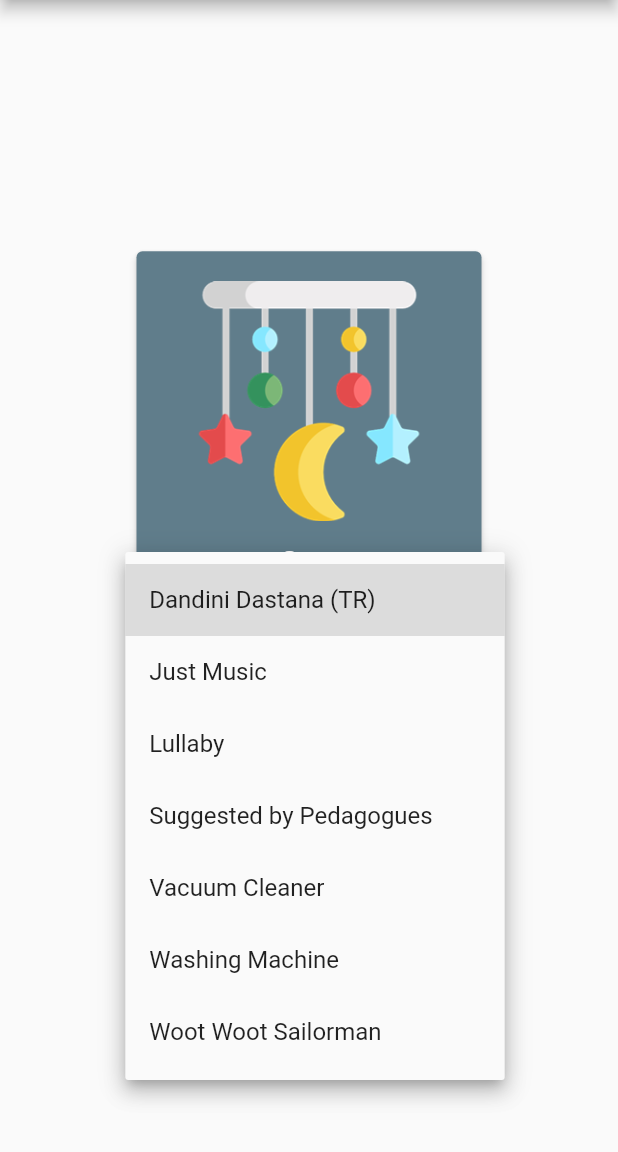
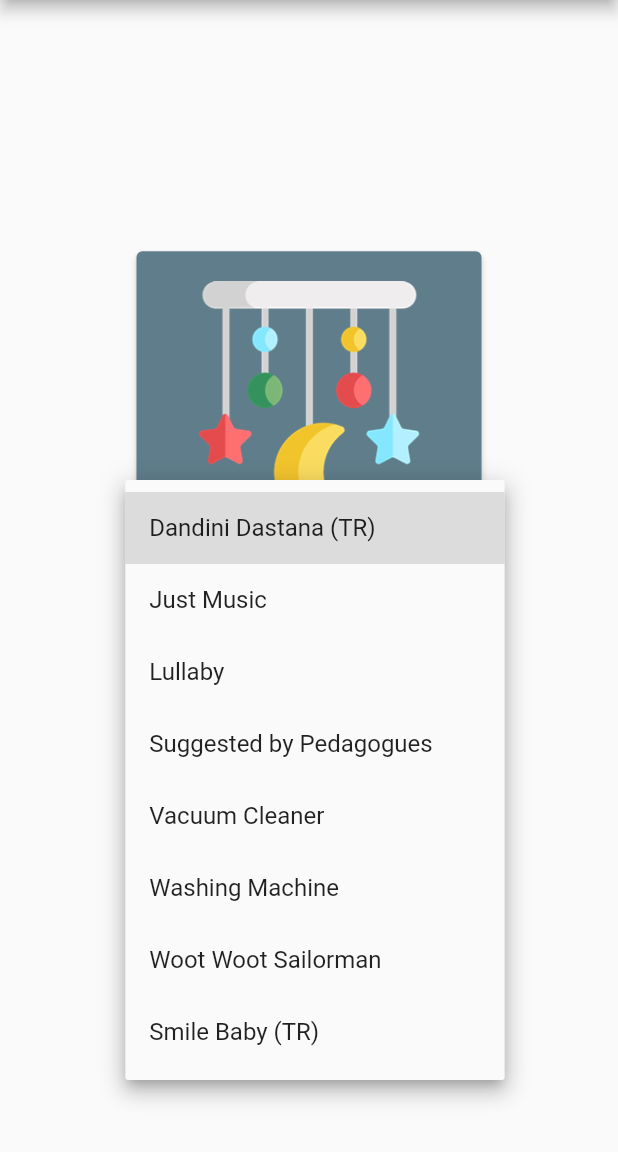
Before and after one commit to osman-koc/baby-sleeper-app, a Flutter app: the screen it shows after launch, after a tap on "Play", after a tap on "Dandini Dastana (TR)", on a phone screen of 412 x 824 dp, the part 84-1236 px from its top. Run offline on Flutter 3.47's test engine with Material 2 defaults, Android fonts, the phone set to English and light mode, and no system bars; our stand-ins replace audioplayers; missing offline and left inert: number_inc_dec.

Commit message:
smile baby audio added

```diff
--- a/assets/lang/en.json
+++ b/assets/lang/en.json
@@ -11,5 +11,6 @@
     "audio_wootsailorman": "Woot Woot Sailorman",
     "audio_lullaby": "Lullaby",
     "audio_justmusic": "Just Music",
+    "audio_smilebaby": "Smile Baby (TR)",
     "copyright": "© 2022 Osman KOÇ \n osmkoc.com"
 }
--- a/assets/lang/tr.json
+++ b/assets/lang/tr.json
@@ -11,5 +11,6 @@
     "audio_wootsailorman": "Kayıkçı (İngilizce)",
     "audio_lullaby": "Ninni (İngilizce)",
     "audio_justmusic": "Sadece Müzik",
+    "audio_smilebaby": "Can Bebek Güleç Bebek",
     "copyright": "© 2022 Osman KOÇ \n osmkoc.com"
 }
--- a/lib/constants/const_voice.dart
+++ b/lib/constants/const_voice.dart
@@ -6,6 +6,7 @@ class ConstVoice {
     'pispis_kolik.mp3',
     'vacuum_cleaner.mp3',
     'washing_machine.mp3',
-    'woot_sailorman.mp3'
+    'woot_sailorman.mp3',
+    'smile_baby.mp3'
   ];
 }
--- a/lib/main.dart
+++ b/lib/main.dart
@@ -83,6 +83,7 @@ class _MyHomePageState extends State<MyHomePage> {
       AppLocalizations.of(context).translate('audio_vacuumcleaner'),
       AppLocalizations.of(context).translate('audio_washingmachine'),
       AppLocalizations.of(context).translate('audio_wootsailorman'),
+      AppLocalizations.of(context).translate('audio_smilebaby'),
     ];
     return Scaffold(
       appBar: AppBar(
```
Also changed, not shown: 1 other file.
